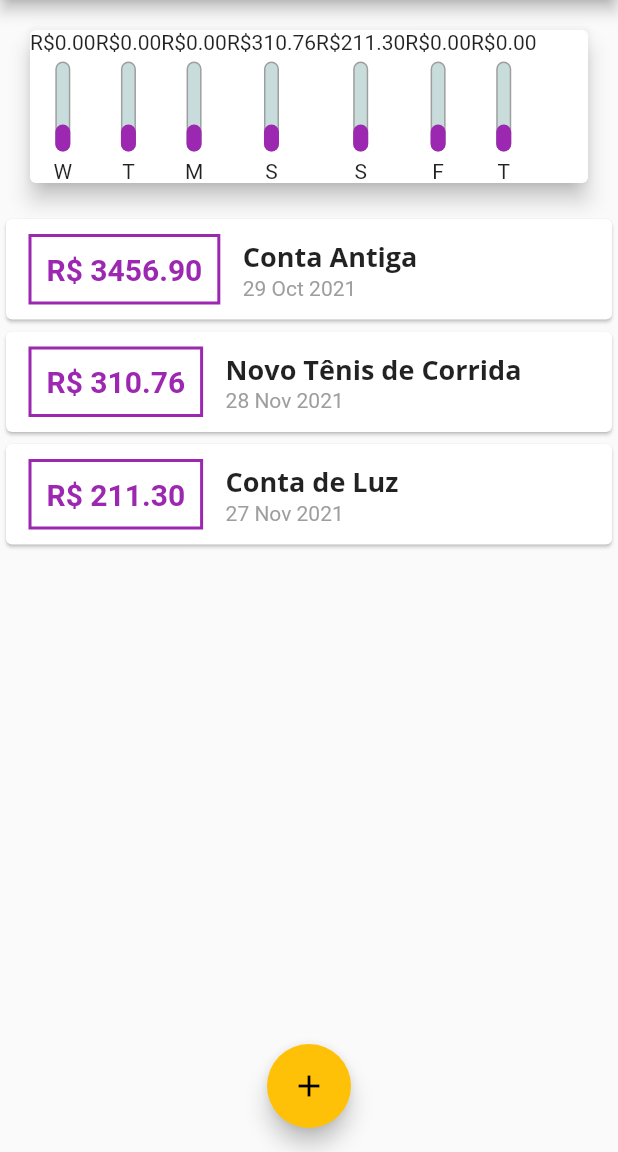
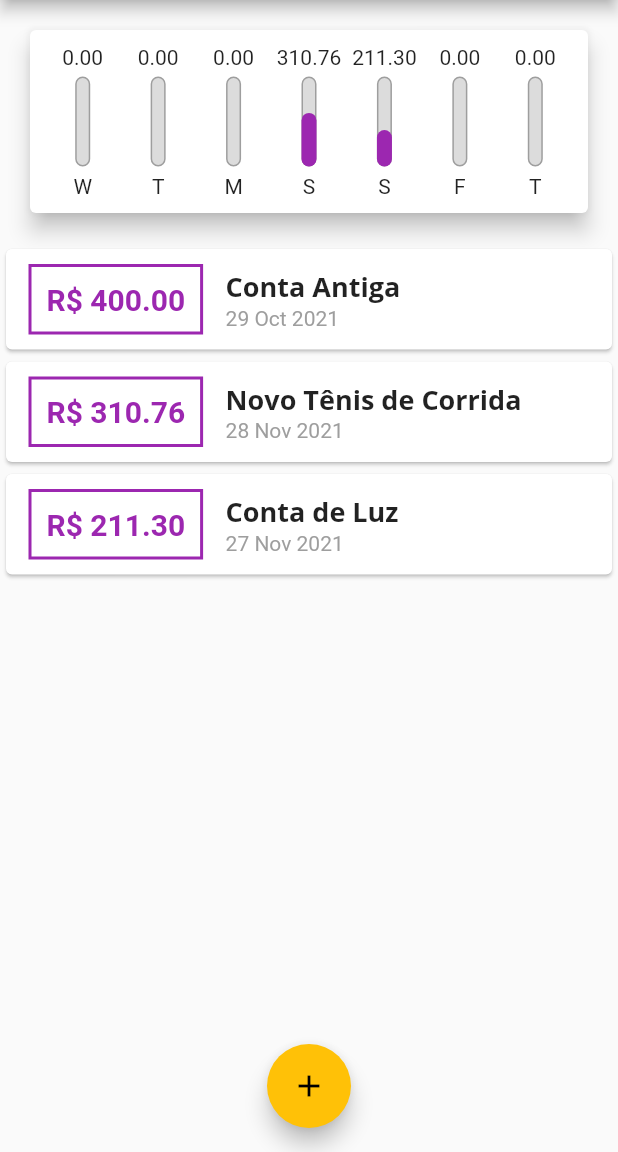
Before and after one commit to adhmattheus/Flutter, a Flutter app: the screen it shows after launch, on a phone screen of 412 x 824 dp, the part 84-1236 px from its top. Run offline on Flutter 3.47's test engine with Material 2 defaults, Android fonts, the phone set to English and light mode, and no system bars.

Commit message:
chart finished

```diff
--- a/app_expenses/lib/components/chart.dart
+++ b/app_expenses/lib/components/chart.dart
@@ -1,4 +1,4 @@
-// ignore_for_file: prefer_const_constructors_in_immutables, prefer_const_constructors, use_key_in_widget_constructors
+// ignore_for_file: prefer_const_constructors_in_immutables, use_key_in_widget_constructors, prefer_const_constructors
 
 import 'package:flutter/material.dart';
 import 'package:intl/intl.dart';
@@ -35,20 +35,32 @@ class Chart extends StatelessWidget {
     });
   }
 
+  double get _weekTotalValue {
+    return groupedTransactions.fold(0.0, (sum, tr) {
+      return sum + (tr['value'] as double);
+    });
+  }
+
   @override
   Widget build(BuildContext context) {
-    groupedTransactions;
     return Card(
       elevation: 6,
       margin: EdgeInsets.all(20),
-      child: Row(
-        children: groupedTransactions.map((tr) {
-          return ChartBar(
-            label: tr['day'].toString(),
-            value: (tr['value'] as double),
-            percentage: 0.3,
-          );
-        }).toList(),
+      child: Padding(
+        padding: const EdgeInsets.all(10),
+        child: Row(
+          mainAxisAlignment: MainAxisAlignment.spaceAround,
+          children: groupedTransactions.map((tr) {
+            return Flexible(
+              fit: FlexFit.tight,
+              child: ChartBar(
+                label: tr['day'].toString(),
+                value: tr['value'] as double,
+                percentage: (tr['value'] as double) / _weekTotalValue,
+              ),
+            );
+          }).toList(),
+        ),
       ),
     );
   }
--- a/app_expenses/lib/components/chart_bar.dart
+++ b/app_expenses/lib/components/chart_bar.dart
@@ -1,22 +1,25 @@
-// ignore_for_file: use_key_in_widget_constructors, prefer_const_constructors_in_immutables, prefer_const_constructors, sized_box_for_whitespace
+// ignore_for_file: prefer_const_constructors, sized_box_for_whitespace, prefer_const_constructors_in_immutables, use_key_in_widget_constructors
 
 import 'package:flutter/material.dart';
 
 class ChartBar extends StatelessWidget {
-  final String label;
-  final double value;
-  final double percentage;
+  final String? label;
+  final double? value;
+  final double? percentage;
 
   ChartBar({
-    required this.label,
-    required this.value,
-    required this.percentage,
+    this.label,
+    this.value,
+    this.percentage,
   });
 
   @override
   Widget build(BuildContext context) {
-    return Column(children: <Widget>[
-      Text('R\$${value.toStringAsFixed(2)}'),
+    return Column(
+      children: <Widget>[
+        FittedBox(
+          child: Text('${value?.toStringAsFixed(2)}'),
+        ),
         SizedBox(height: 5),
         Container(
           height: 60,
@@ -30,7 +33,7 @@ class ChartBar extends StatelessWidget {
                     color: Colors.grey,
                     width: 1.0,
                   ),
-                color: Color.fromRGBO(200, 220, 220, 1),
+                  color: Color.fromRGBO(220, 220, 220, 1),
                   borderRadius: BorderRadius.circular(5),
                 ),
               ),
@@ -42,12 +45,13 @@ class ChartBar extends StatelessWidget {
                     borderRadius: BorderRadius.circular(5),
                   ),
                 ),
-            )
+              ),
             ],
           ),
         ),
         SizedBox(height: 5),
-      Text(label),
-    ]);
+        Text(label.toString()),
+      ],
+    );
   }
 }
--- a/app_expenses/lib/components/transaction_form.dart
+++ b/app_expenses/lib/components/transaction_form.dart
@@ -1,11 +1,11 @@
-// ignore_for_file: use_key_in_widget_constructors
+// ignore_for_file: prefer_const_constructors_in_immutables, use_key_in_widget_constructors, prefer_const_constructors
 
 import 'package:flutter/material.dart';
 
 class TransactionForm extends StatefulWidget {
   final void Function(String, double) onSubmit;
 
-  const TransactionForm(this.onSubmit);
+  TransactionForm(this.onSubmit);
 
   @override
   _TransactionFormState createState() => _TransactionFormState();
@@ -38,16 +38,15 @@ class _TransactionFormState extends State<TransactionForm> {
             TextField(
               controller: titleController,
               onSubmitted: (_) => _submitForm,
-              decoration: const InputDecoration(
+              decoration: InputDecoration(
                 labelText: 'Título',
               ),
             ),
             TextField(
               controller: valueController,
-              keyboardType:
-                  const TextInputType.numberWithOptions(decimal: true),
+              keyboardType: TextInputType.numberWithOptions(decimal: true),
               onSubmitted: (_) => _submitForm,
-              decoration: const InputDecoration(
+              decoration: InputDecoration(
                 labelText: 'Valor (R\$)',
               ),
             ),
@@ -55,7 +54,7 @@ class _TransactionFormState extends State<TransactionForm> {
               mainAxisAlignment: MainAxisAlignment.end,
               children: <Widget>[
                 TextButton(
-                  child: const Text(
+                  child: Text(
                     'Nova Transação',
                     style: TextStyle(color: Colors.purple),
                   ),
--- a/app_expenses/lib/components/transaction_list.dart
+++ b/app_expenses/lib/components/transaction_list.dart
@@ -1,4 +1,4 @@
-// ignore_for_file: prefer_const_constructors_in_immutables, use_key_in_widget_constructors
+// ignore_for_file: prefer_const_constructors_in_immutables, use_key_in_widget_constructors, sized_box_for_whitespace, prefer_const_constructors
 
 import 'package:flutter/material.dart';
 import '../models/transaction.dart';
@@ -11,21 +11,21 @@ class TransactionList extends StatelessWidget {
 
   @override
   Widget build(BuildContext context) {
-    return SizedBox(
+    return Container(
       height: 300,
       child: transactions.isEmpty
           ? Column(
               children: <Widget>[
-                const SizedBox(height: 20),
+                SizedBox(height: 20),
                 Text(
                   'Nenhuma Transação Cadastrada!',
                   style: Theme.of(context).textTheme.headline6,
                 ),
-                const SizedBox(height: 20),
-                SizedBox(
+                SizedBox(height: 20),
+                Container(
                   height: 200,
                   child: Image.asset(
-                    'assets/imagens/waiting.png',
+                    'assets/images/waiting.png',
                     fit: BoxFit.cover,
                   ),
                 ),
@@ -39,7 +39,7 @@ class TransactionList extends StatelessWidget {
                   child: Row(
                     children: <Widget>[
                       Container(
-                        margin: const EdgeInsets.symmetric(
+                        margin: EdgeInsets.symmetric(
                           horizontal: 15,
                           vertical: 10,
                         ),
@@ -49,7 +49,7 @@ class TransactionList extends StatelessWidget {
                             width: 2,
                           ),
                         ),
-                        padding: const EdgeInsets.all(10),
+                        padding: EdgeInsets.all(10),
                         child: Text(
                           'R\$ ${tr.value.toStringAsFixed(2)}',
                           style: TextStyle(
@@ -68,7 +68,7 @@ class TransactionList extends StatelessWidget {
                           ),
                           Text(
                             DateFormat('d MMM y').format(tr.date),
-                            style: const TextStyle(
+                            style: TextStyle(
                               color: Colors.grey,
                             ),
                           ),
--- a/app_expenses/lib/main.dart
+++ b/app_expenses/lib/main.dart
@@ -1,19 +1,17 @@
-// ignore_for_file: deprecated_member_use, prefer_const_constructors, unused_element
+// ignore_for_file: prefer_const_constructors
 
 import 'package:flutter/cupertino.dart';
 import 'package:flutter/material.dart';
 
 import 'dart:math';
-import './components/transaction_form.dart';
-import './components/transaction_list.dart';
-import './components/chart.dart';
+import 'components/transaction_form.dart';
+import 'components/transaction_list.dart';
+import 'components/chart.dart';
 import 'models/transaction.dart';
 
 main() => runApp(ExpensesApp());
 
 class ExpensesApp extends StatelessWidget {
-  const ExpensesApp({Key? key}) : super(key: key);
-
   @override
   Widget build(BuildContext context) {
     return MaterialApp(
@@ -23,7 +21,7 @@ class ExpensesApp extends StatelessWidget {
         accentColor: Colors.amber,
         fontFamily: 'Quicksand',
         textTheme: ThemeData.light().textTheme.copyWith(
-              headline6: const TextStyle(
+              headline6: TextStyle(
                 fontFamily: 'OpenSans',
                 fontSize: 18,
                 fontWeight: FontWeight.bold,
@@ -31,7 +29,7 @@ class ExpensesApp extends StatelessWidget {
             ),
         appBarTheme: AppBarTheme(
           textTheme: ThemeData.light().textTheme.copyWith(
-                headline6: const TextStyle(
+                headline6: TextStyle(
                   fontFamily: 'OpenSans',
                   fontSize: 20,
                   fontWeight: FontWeight.bold,
@@ -44,8 +42,6 @@ class ExpensesApp extends StatelessWidget {
 }
 
 class MyHomePage extends StatefulWidget {
-  const MyHomePage({Key? key}) : super(key: key);
-
   @override
   _MyHomePageState createState() => _MyHomePageState();
 }
@@ -55,7 +51,7 @@ class _MyHomePageState extends State<MyHomePage> {
     Transaction(
       id: 't0',
       title: 'Conta Antiga',
-      value: 3456.90,
+      value: 400.00,
       date: DateTime.now().subtract(Duration(days: 33)),
     ),
     Transaction(
@@ -108,10 +104,10 @@ class _MyHomePageState extends State<MyHomePage> {
   Widget build(BuildContext context) {
     return Scaffold(
       appBar: AppBar(
-        title: const Text('Despesas Pessoais'),
+        title: Text('Despesas Pessoais'),
         actions: <Widget>[
           IconButton(
-            icon: const Icon(Icons.add),
+            icon: Icon(Icons.add),
             onPressed: () => _openTransactionFormModal(context),
           ),
         ],
@@ -126,7 +122,7 @@ class _MyHomePageState extends State<MyHomePage> {
         ),
       ),
       floatingActionButton: FloatingActionButton(
-        child: const Icon(Icons.add),
+        child: Icon(Icons.add),
         onPressed: () => _openTransactionFormModal(context),
       ),
       floatingActionButtonLocation: FloatingActionButtonLocation.centerFloat,
```
Lines whose indentation alone changed are shown as unchanged.
